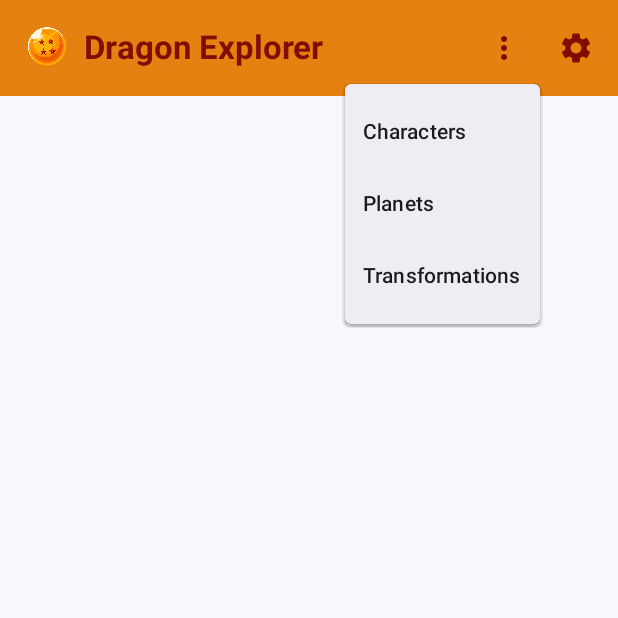
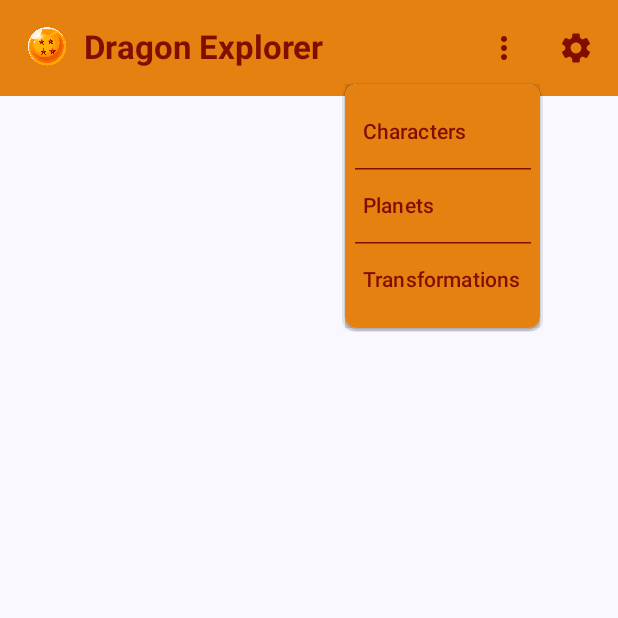
Before and after one commit to BR444N/dragonball-api-mobile-app, an Android app built with Jetpack Compose: the composable CharacterListScreen called with empty values, after a tap on "Menu", on a phone screen of 412 x 824 dp, the top half of it. Run offline under Robolectric (Android 15) with nearby library versions, the phone set to English and light mode, and no system bars; pictures from the network do not load.

Commit message:
:art: Enhance CharacterListScreen with tooltip support for menu and settings; add glow effect to character images

```diff
--- a/app/src/main/java/com/br444n/dragonball/ui/theme/features/characters/CharacterListScreen.kt
+++ b/app/src/main/java/com/br444n/dragonball/ui/theme/features/characters/CharacterListScreen.kt
@@ -1,7 +1,9 @@
 package com.br444n.dragonball.ui.theme.features.characters
 
+import android.os.Build
 import androidx.compose.foundation.ExperimentalFoundationApi
 import androidx.compose.foundation.Image
+import androidx.compose.foundation.background
 import androidx.compose.foundation.gestures.snapping.rememberSnapFlingBehavior
 import androidx.compose.foundation.layout.Arrangement
 import androidx.compose.foundation.layout.Box
@@ -26,11 +28,16 @@ import androidx.compose.material3.CardDefaults
 import androidx.compose.material3.DropdownMenu
 import androidx.compose.material3.DropdownMenuItem
 import androidx.compose.material3.ExperimentalMaterial3Api
+import androidx.compose.material3.HorizontalDivider
 import androidx.compose.material3.Icon
 import androidx.compose.material3.IconButton
 import androidx.compose.material3.MaterialTheme
+import androidx.compose.material3.PlainTooltip
 import androidx.compose.material3.Scaffold
 import androidx.compose.material3.Text
+import androidx.compose.material3.TooltipBox
+import androidx.compose.material3.TooltipDefaults
+import androidx.compose.material3.TooltipState
 import androidx.compose.material3.TopAppBar
 import androidx.compose.material3.TopAppBarDefaults
 import androidx.compose.runtime.Composable
@@ -41,6 +48,11 @@ import androidx.compose.runtime.setValue
 import androidx.compose.ui.Alignment
 import androidx.compose.ui.Modifier
 import androidx.compose.ui.draw.clip
+import androidx.compose.ui.graphics.BlendMode
+import androidx.compose.ui.graphics.BlurEffect
+import androidx.compose.ui.graphics.ColorFilter
+import androidx.compose.ui.graphics.TileMode
+import androidx.compose.ui.graphics.graphicsLayer
 import androidx.compose.ui.layout.ContentScale
 import androidx.compose.ui.res.painterResource
 import androidx.compose.ui.text.font.FontWeight
@@ -49,6 +61,7 @@ import androidx.compose.ui.unit.dp
 import coil.compose.AsyncImage
 import com.br444n.dragonball.R
 import com.br444n.dragonball.data.remote.models.Character
+import com.br444n.dragonball.ui.theme.Gold
 import com.br444n.dragonball.ui.theme.Orange2
 import com.br444n.dragonball.ui.theme.Red
 
@@ -88,29 +101,75 @@ fun CharacterListScreen(
                 ),
                 actions = {
                     Box {
+                        TooltipBox(
+                            positionProvider = TooltipDefaults.rememberPlainTooltipPositionProvider(),
+                            tooltip = {
+                                PlainTooltip {
+                                    Text("Menu")
+                                }
+                            },
+                            state = remember { TooltipState() }
+                        ) {
                             IconButton(onClick = { menuExpand = true }) {
-                            Icon(Icons.Default.MoreVert, contentDescription = "Menu", tint = Red)
+                                Icon(
+                                    Icons.Default.MoreVert,
+                                    contentDescription = "Menu",
+                                    tint = Red
+                                )
+                            }
                         }
                         DropdownMenu(
                             expanded = menuExpand,
-                            onDismissRequest = { menuExpand = false }
+                            onDismissRequest = { menuExpand = false },
+                            shadowElevation = 10.dp,
+                            modifier = Modifier
+                                .background(Orange2),
+                            shape = RoundedCornerShape(8.dp)
                         ) {
                             DropdownMenuItem(
-                                text = { Text("Characters") },
+                                text = { Text("Characters", color = Red) },
                                 onClick = { onMenuItemClick("characters"); menuExpand = false }
                             )
-                            DropdownMenuItem(
-                                text = { Text("Planets") },
-                                onClick = { onMenuItemClick("planets"); menuExpand = false }
+                            HorizontalDivider(
+                                modifier = Modifier
+                                    .fillMaxWidth(0.9f)
+                                    .align(Alignment.CenterHorizontally),
+                                color = Red,
+                                thickness = 1.dp,
                             )
                             DropdownMenuItem(
-                                text = { Text("Transformations") },
-                                onClick = { onMenuItemClick("transformations"); menuExpand = false }
+                                text = { Text("Planets", color = Red) },
+                                onClick = { onMenuItemClick("Planets"); menuExpand = false }
+                            )
+                            HorizontalDivider(
+                                modifier = Modifier
+                                    .fillMaxWidth(0.9f)
+                                    .align(Alignment.CenterHorizontally),
+                                color = Red,
+                                thickness = 1.dp,
+                            )
+                            DropdownMenuItem(
+                                text = { Text("Transformations", color = Red) },
+                                onClick = { onMenuItemClick("Transformations"); menuExpand = false }
                             )
                         }
                     }
+                    TooltipBox(
+                        positionProvider = TooltipDefaults.rememberPlainTooltipPositionProvider(),
+                        tooltip = {
+                            PlainTooltip {
+                                Text("Settings")
+                            }
+                        },
+                        state = remember { TooltipState() }
+                    ) {
                         IconButton(onClick = onSettingsClick) {
-                        Icon(Icons.Default.Settings, contentDescription = "Settings", tint = Red)
+                            Icon(
+                                Icons.Default.Settings,
+                                contentDescription = "Settings",
+                                tint = Red
+                            )
+                        }
                     }
                 }
             )
@@ -153,16 +212,43 @@ fun CharacterCardFullScreen(character: Character) {
             horizontalAlignment = Alignment.CenterHorizontally,
             verticalArrangement = Arrangement.Top
         ) {
+            Box(
+                modifier = Modifier
+                    .fillMaxWidth()
+                    .weight(1f)
+                    .padding(16.dp),
+                contentAlignment = Alignment.Center
+            ) {
+                // 1. Imagen de fondo para el glow (difuminada y coloreada)
+                AsyncImage(
+                    model = character.image,
+                    contentDescription = null,
+                    contentScale = ContentScale.Fit,
+                    colorFilter = ColorFilter.tint(Gold, BlendMode.SrcAtop),
+                    modifier = Modifier
+                        .matchParentSize()
+                        .graphicsLayer {
+                            // Efecto de blur (requiere Compose 1.6+)
+                            if (Build.VERSION.SDK_INT >= Build.VERSION_CODES.S) {
+                                renderEffect = BlurEffect(
+                                    30f,  // Radio de blur
+                                    30f,
+                                    TileMode.Decal
+                                )
+                            }
+                            alpha = 0.9f // Intensidad del glow
+                        }
+                )
+                //2. Imagen original (encima del glow)
                 AsyncImage(
                     model = character.image,
                     contentDescription = character.name,
                     contentScale = ContentScale.Fit,
                     modifier = Modifier
-                    .fillMaxWidth()
-                    .weight(1f)
-                    .padding(16.dp)
+                        .matchParentSize()
                         .clip(RoundedCornerShape(12.dp))
                 )
+            }
             Spacer(modifier = Modifier.height(12.dp))
             Text(
                 text = character.name,
```
Lines whose indentation alone changed are shown as unchanged.
